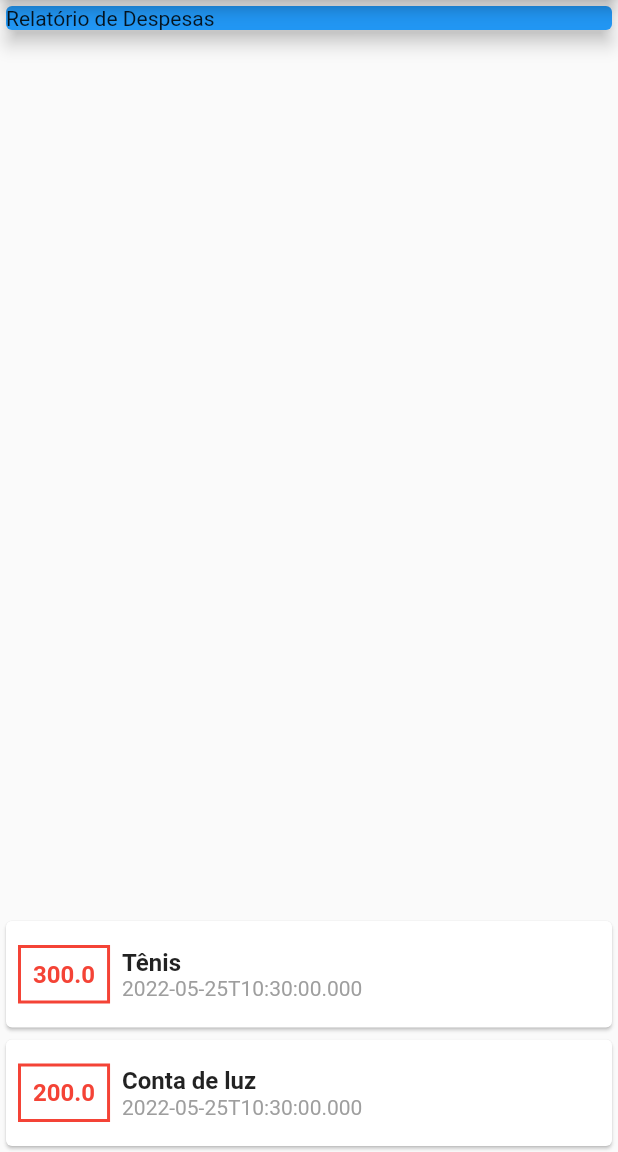
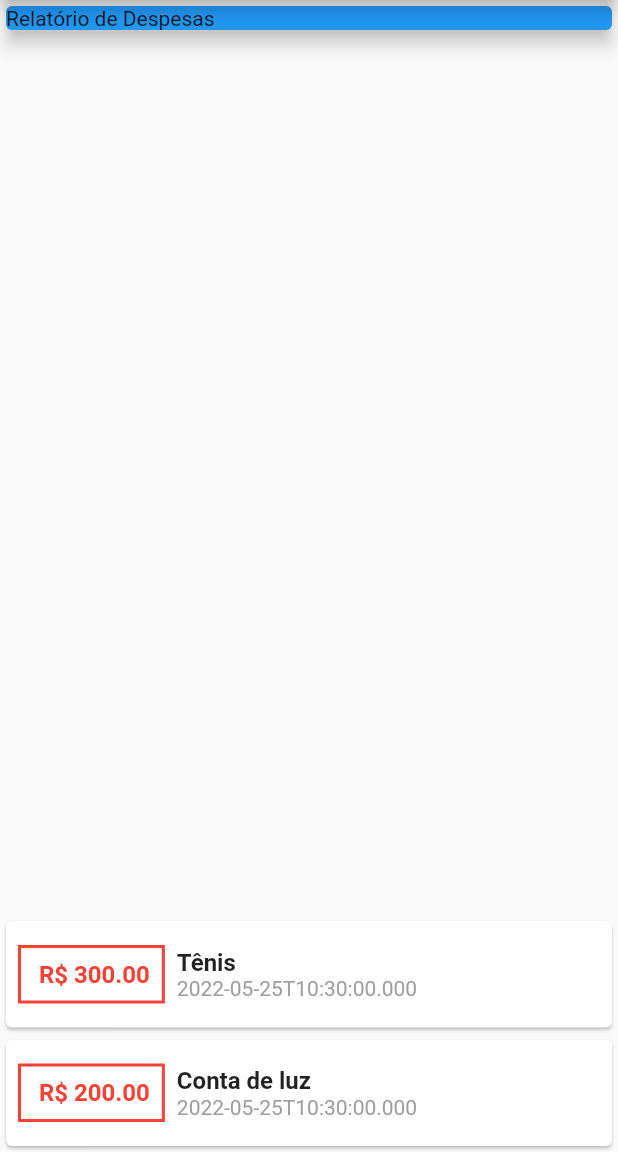
Before and after one commit to jermelterzi/despesas_pessoais, a Flutter app: the screen it shows after launch, on a phone screen of 412 x 824 dp, the part 84-1236 px from its top. Run offline on Flutter 3.47's test engine with Material 2 defaults, Android fonts, the phone set to English and light mode, and no system bars.

Commit message:
Corrigindo o texto que mostra o valor de cada transação

```diff
--- a/lib/main.dart
+++ b/lib/main.dart
@@ -65,7 +65,7 @@ class MyHomePage extends StatelessWidget {
                       ),
                       padding: const EdgeInsets.all(8),
                       child: Text(
-                        tr.price.toString(),
+                        ' R\$ ${tr.price.toStringAsFixed(2)}',
                         style: const TextStyle(
                           fontWeight: FontWeight.bold,
                           fontSize: 16,
```
